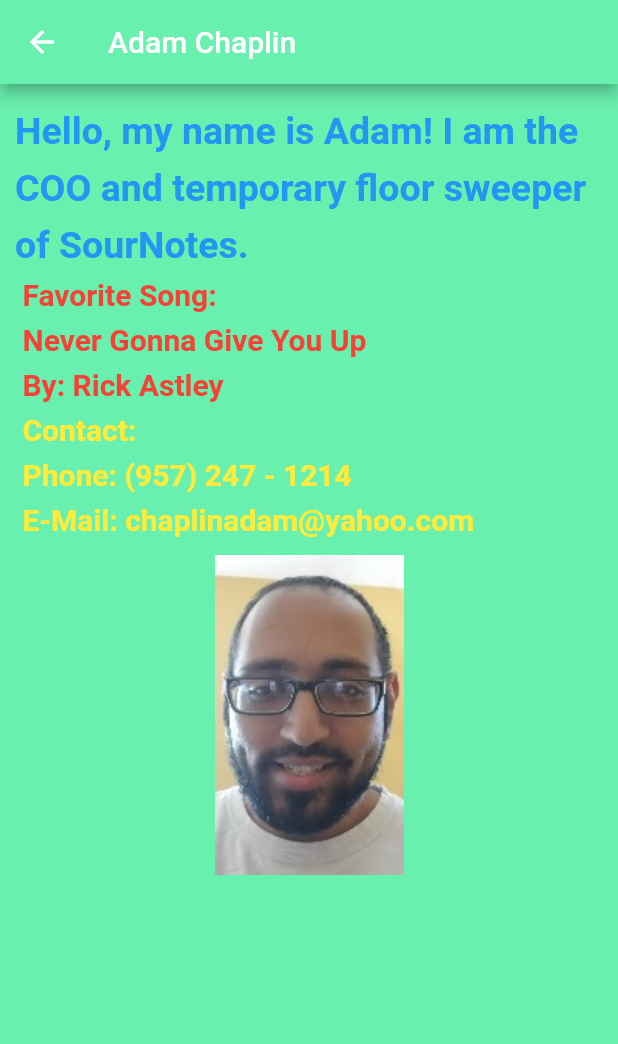
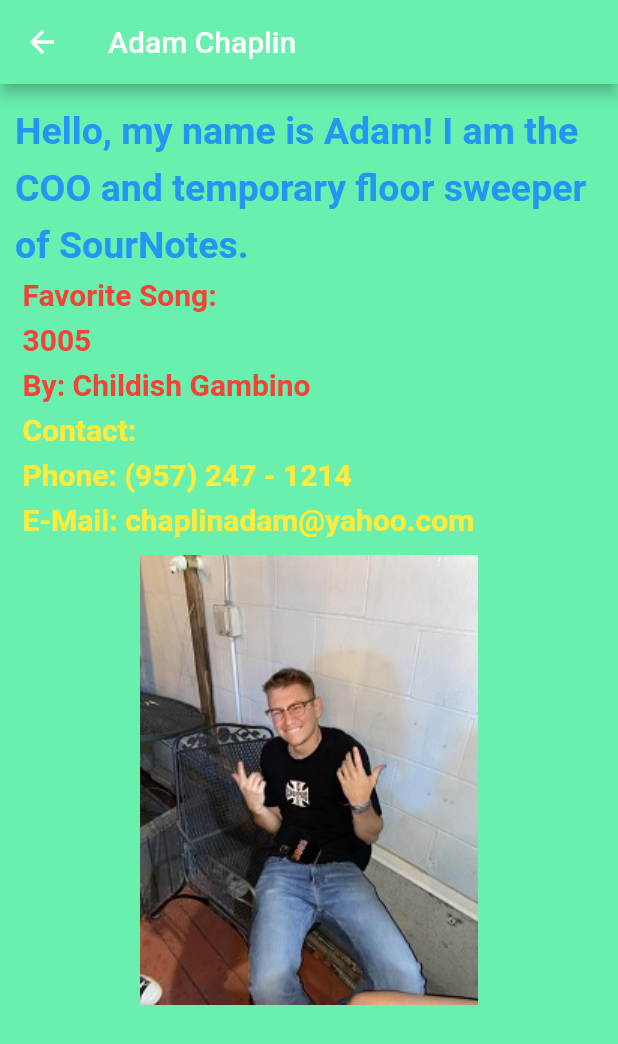
Before and after one commit to UwemEkong/sour_notes, a Flutter app: the AdamPage screen opened by its route, on a phone screen of 412 x 824 dp. Shown: the top 1044 px of the screen. Run offline on Flutter 3.47's test engine with Material 2 defaults, Android fonts, the phone set to English and light mode, and no system bars.

Commit message:
updated profiles - adam and uwem

```diff
--- a/lib/pages/profiles/adam_page.dart
+++ b/lib/pages/profiles/adam_page.dart
@@ -36,7 +36,7 @@ class _AdamPage extends State<AdamPage> {
                       children: <TextSpan>[
                         TextSpan(
                             text:
-                                '\n Favorite Song: \n Never Gonna Give You Up \n By: Rick Astley',
+                                '\n Favorite Song: \n 3005 \n By: Childish Gambino',
                             style: TextStyle(
                                 fontSize: 20, color: Colors.red[500])),
                         TextSpan(
@@ -49,7 +49,7 @@ class _AdamPage extends State<AdamPage> {
                   ),
                 ),
               ),
-              Image(image: AssetImage('assets/niraj1.jpg'))
+              Image(image: AssetImage('assets/adam1.jpg'))
             ],
           ),
         ),
--- a/lib/pages/profiles/uwem_page.dart
+++ b/lib/pages/profiles/uwem_page.dart
@@ -36,7 +36,7 @@ class _UwemPage extends State<UwemPage> {
                       children: <TextSpan>[
                         TextSpan(
                             text:
-                            '\n Favorite Song: \n Never Gonna Give You Up \n By: Rick Astley',
+                            '\n Favorite Song: \n Runaway \n By: Kanye West',
                             style: TextStyle(fontSize: 20, color: Colors.red[500])),
                         TextSpan(
                             text:
@@ -47,7 +47,7 @@ class _UwemPage extends State<UwemPage> {
                   ),
                 ),
               ),
-              Image(image: AssetImage('assets/niraj1.jpg'))
+              Image(image: AssetImage('assets/uwem1.jpg'))
             ],
           ),
         ),
```
Also changed, not shown: assets/adam1.jpg (added), assets/uwem1.jpg (added).
